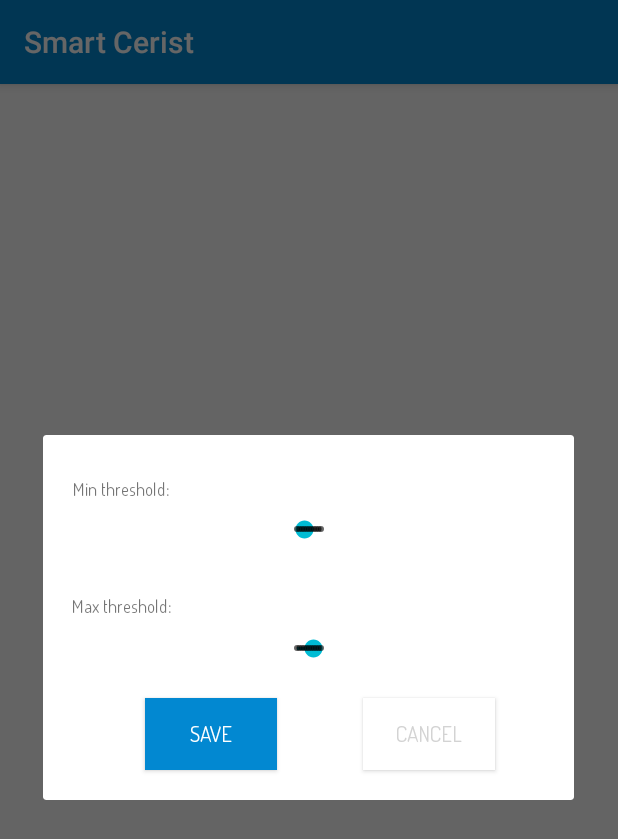
After one commit to SadmiB/smartcerist-mobile, an Android app: the fragment ObjectSettingsFragment shown on its own in the app's theme, on a phone screen of 412 x 824 dp. The commit adds this screen. Shown: the top 839 px of the screen. Run offline under Robolectric (Android 15) with nearby library versions, the phone set to English and light mode, and no system bars; network calls fail; Roboto replaces fonts that are not available here.

Commit message:
added obj settings

```diff
--- a/app/src/main/java/com/smartcerist/mobile/activity/MainActivity.java
+++ b/app/src/main/java/com/smartcerist/mobile/activity/MainActivity.java
@@ -12,6 +12,7 @@ import android.support.v7.app.AppCompatActivity;
 import android.support.v7.widget.Toolbar;
 import android.view.Menu;
 import android.view.MenuItem;
+import android.widget.TextView;
 
 import com.smartcerist.mobile.fragment.HomesFragment;
 import com.smartcerist.mobile.fragment.NotificationsFragment;
@@ -45,6 +46,10 @@ public class MainActivity extends AppCompatActivity
         NavigationView navigationView = (NavigationView) findViewById(R.id.nav_view);
         navigationView.setNavigationItemSelectedListener(this);
 
+
+        TextView email_tv = navigationView.getHeaderView(0).findViewById(R.id.email);
+        UserPreferenceManager userPreferenceManager = new UserPreferenceManager(this);
+        email_tv.setText(userPreferenceManager.getConnectedUser());
 
     }
 
--- /dev/null
+++ b/app/src/main/java/com/smartcerist/mobile/fragment/ObjectSettingsFragment.java
@@ -0,0 +1,32 @@
+package com.smartcerist.mobile.fragment;
+
+
+import android.os.Bundle;
+import android.support.v4.app.DialogFragment;
+import android.support.v4.app.Fragment;
+import android.view.LayoutInflater;
+import android.view.View;
+import android.view.ViewGroup;
+
+import com.smartcerist.mobile.R;
+
+/**
+ * A simple {@link Fragment} subclass.
+ */
+public class ObjectSettingsFragment extends DialogFragment {
+
+    public static final String TAG = ObjectSettingsFragment.class.getSimpleName();
+
+    public ObjectSettingsFragment() {
+        // Required empty public constructor
+    }
+
+
+    @Override
+    public View onCreateView(LayoutInflater inflater, ViewGroup container,
+                             Bundle savedInstanceState) {
+        // Inflate the layout for this fragment
+        return inflater.inflate(R.layout.fragment_object_settings, container, false);
+    }
+
+}
--- a/app/src/main/java/com/smartcerist/mobile/util/Consts.java
+++ b/app/src/main/java/com/smartcerist/mobile/util/Consts.java
@@ -1,7 +1,6 @@
 package com.smartcerist.mobile.util;
 
 public class Consts {
-    //public static final String BASE_URL = "http://192.168.43.170:3000/";
-    public static final String BASE_URL = "http://192.168.43.170:3000/";
-    //public static final String BASE_URL = "http://192.168.137.99:3000/";
+    public static final String BASE_URL = "http://192.168.137.99:3000/";
+
 }
--- /dev/null
+++ b/app/src/main/res/layout/fragment_object_settings.xml
@@ -0,0 +1,94 @@
+<?xml version="1.0" encoding="utf-8"?>
+<android.support.constraint.ConstraintLayout xmlns:android="http://schemas.android.com/apk/res/android"
+    xmlns:app="http://schemas.android.com/apk/res-auto"
+    xmlns:tools="http://schemas.android.com/tools"
+    android:layout_width="match_parent"
+    android:layout_height="wrap_content"
+    android:padding="4dp"
+    tools:context=".fragment.ObjectSettingsFragment">
+
+    <SeekBar
+        android:id="@+id/min_seek_bar"
+        style="@style/Widget.AppCompat.SeekBar.Discrete"
+        android:layout_width="match_parent"
+        android:layout_height="wrap_content"
+        android:layout_marginTop="10dp"
+        android:max="10"
+        android:progress="3"
+        app:layout_constraintEnd_toEndOf="parent"
+        app:layout_constraintStart_toStartOf="parent"
+        app:layout_constraintTop_toBottomOf="@+id/textView5" />
+
+    <SeekBar
+        android:id="@+id/max_seek_bar"
+        style="@style/Widget.AppCompat.SeekBar.Discrete"
+        android:layout_width="match_parent"
+        android:layout_height="wrap_content"
+        android:layout_marginTop="11dp"
+        android:max="10"
+        android:progress="7"
+        app:layout_constraintEnd_toEndOf="parent"
+        app:layout_constraintStart_toStartOf="parent"
+        app:layout_constraintTop_toBottomOf="@+id/textView3" />
+
+    <TextView
+        android:id="@+id/textView5"
+        android:layout_width="wrap_content"
+        android:layout_height="wrap_content"
+        android:layout_marginEnd="265dp"
+        android:layout_marginLeft="16dp"
+        android:layout_marginRight="265dp"
+        android:layout_marginStart="16dp"
+        android:layout_marginTop="24dp"
+        android:text="Min threshold:"
+        android:textSize="12dp"
+        app:layout_constraintEnd_toEndOf="parent"
+        app:layout_constraintStart_toStartOf="parent"
+        app:layout_constraintTop_toTopOf="parent" />
+
+    <TextView
+        android:id="@+id/textView3"
+        android:layout_width="wrap_content"
+        android:layout_height="wrap_content"
+        android:layout_marginEnd="249dp"
+        android:layout_marginRight="249dp"
+        android:layout_marginTop="34dp"
+        android:text="Max threshold:"
+        android:textSize="12dp"
+        app:layout_constraintEnd_toEndOf="parent"
+        app:layout_constraintStart_toStartOf="parent"
+        app:layout_constraintTop_toBottomOf="@+id/min_seek_bar" />
+
+    <Button
+        android:id="@+id/cancel_btn"
+        android:layout_width="wrap_content"
+        android:layout_height="wrap_content"
+        android:layout_marginBottom="16dp"
+        android:layout_marginEnd="8dp"
+        android:layout_marginLeft="16dp"
+        android:layout_marginRight="8dp"
+        android:layout_marginStart="16dp"
+        android:background="@color/colorPrimaryText"
+        android:text="Cancel"
+        android:textColor="@color/grayColor"
+        app:layout_constraintBottom_toBottomOf="parent"
+        app:layout_constraintEnd_toEndOf="parent"
+        app:layout_constraintStart_toEndOf="@+id/save_btn"
+        app:layout_constraintTop_toTopOf="@+id/save_btn" />
+
+    <Button
+        android:id="@+id/save_btn"
+        android:layout_width="wrap_content"
+        android:layout_height="wrap_content"
+        android:layout_marginBottom="16dp"
+        android:layout_marginLeft="64dp"
+        android:layout_marginStart="64dp"
+        android:layout_marginTop="24dp"
+        android:background="@color/colorPrimary"
+        android:text="Save"
+        android:textColor="@color/colorPrimaryText"
+        app:layout_constraintBottom_toBottomOf="parent"
+        app:layout_constraintStart_toStartOf="parent"
+        app:layout_constraintTop_toBottomOf="@+id/max_seek_bar" />
+
+</android.support.constraint.ConstraintLayout>
--- /dev/null
+++ b/app/src/main/res/menu/card_menu.xml
@@ -0,0 +1,6 @@
+<?xml version="1.0" encoding="utf-8"?>
+<menu xmlns:android="http://schemas.android.com/apk/res/android">
+    <item
+        android:id="@+id/settings"
+        android:title="@string/settings"/>
+</menu>
--- a/app/src/main/res/values/strings.xml
+++ b/app/src/main/res/values/strings.xml
@@ -50,4 +50,5 @@
     <string name="title_home">Objects</string>
     <string name="title_dashboard">Dashboard</string>
     <string name="title_history">History</string>
+    <string name="settings">settings</string>
 </resources>
```
Also changed, not shown: app/src/main/java/com/smartcerist/mobile/activity/SignActivity.java (+7 -0 lines), app/src/main/java/com/smartcerist/mobile/adapter/ObjectsCustomAdapter.java (+24 -5 lines), app/src/main/res/layout/nav_header_main.xml (+2 -8 lines), app/src/main/res/layout/object_list_layout.xml (+19 -5 lines).
